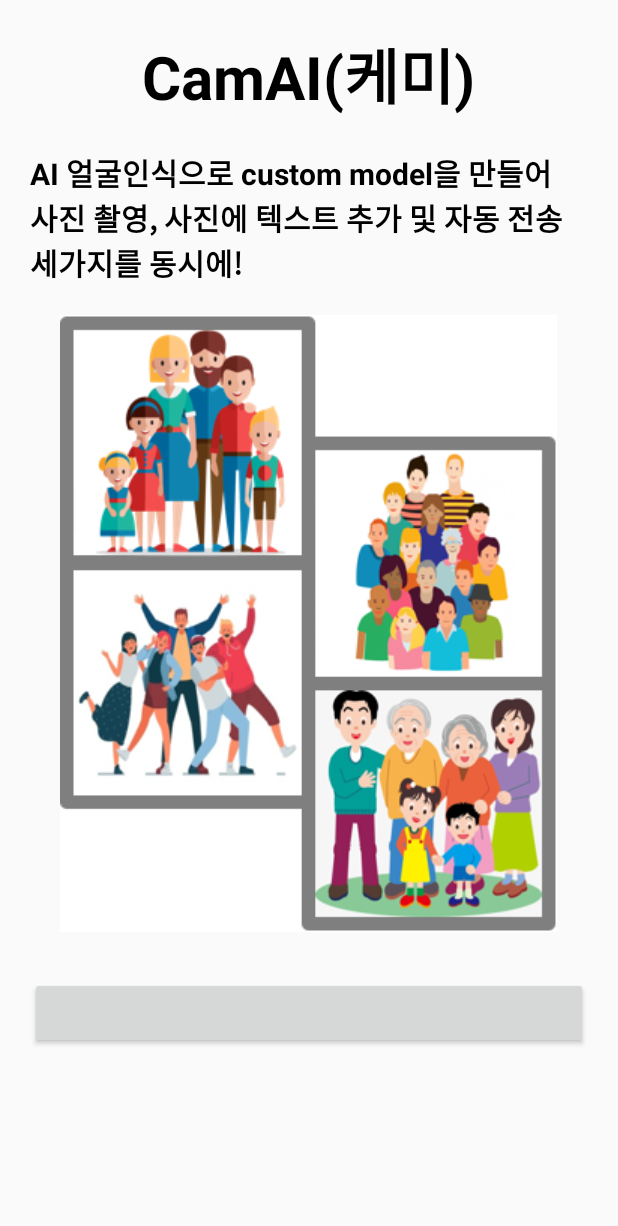
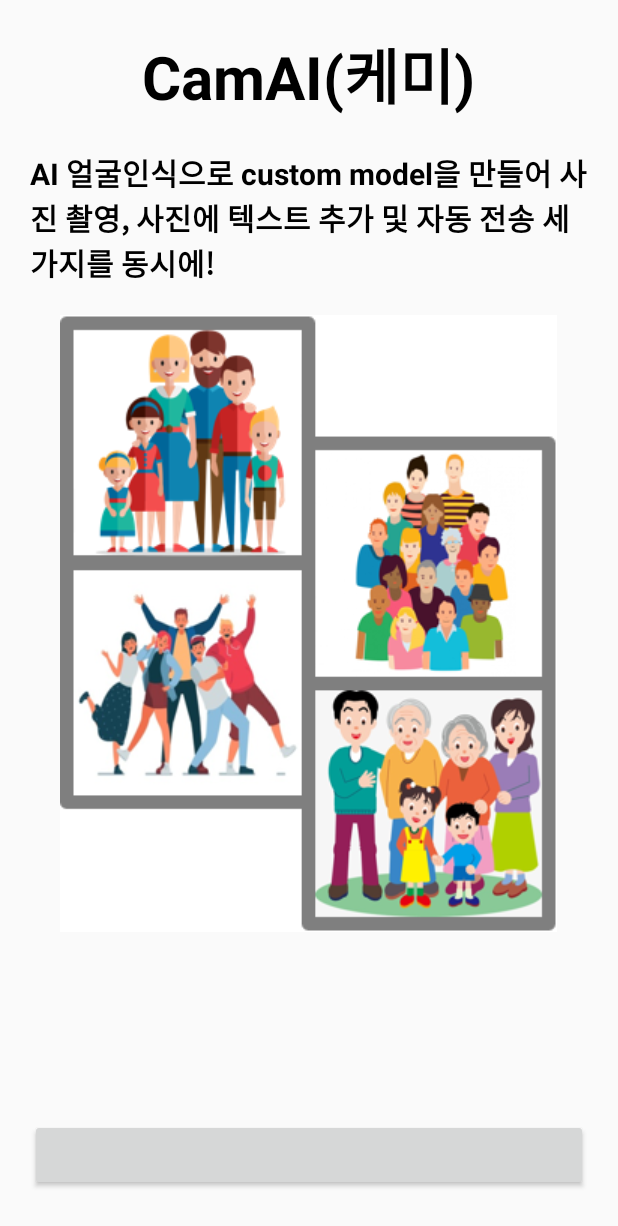
Before and after one commit to Cling-A/three-five, an Android app: the LoginActivity screen opened directly, with no data from a screen before it, on a phone screen of 412 x 824 dp. Shown: the top 1226 px of the screen. Run offline under Robolectric (Android 15) with nearby library versions, the phone set to English and light mode, and no system bars; libraries missing offline, so code that uses them is left out: com.kakao.auth, com.kakao.network, com.kakao.usermgmt, com.kakao.util; plain views replace LoginButton; 2 statements that could not run were skipped.

Commit message:
jhLim / LoginActivity 레이아웃 수정

```diff
--- a/app/src/main/java/com/shinjongwoo/computer/graduateproject/tflite/CustomDialog.kt
+++ b/app/src/main/java/com/shinjongwoo/computer/graduateproject/tflite/CustomDialog.kt
@@ -53,7 +53,7 @@ class CustomDialog(context: Context) {
     private lateinit var listener : MyDialogOKClickedListener
 
     private var paint : Paint?=null
-    private var color : Color ?= null
+    //private var color : Color ?= null
 
     private var oldXvalue = 0f
     private var oldYvalue = 0f
--- a/app/src/main/java/com/shinjongwoo/computer/graduateproject/tflite/ResultActivity.kt
+++ b/app/src/main/java/com/shinjongwoo/computer/graduateproject/tflite/ResultActivity.kt
@@ -104,6 +104,10 @@ class ResultActivity : AppCompatActivity(), View.OnClickListener {
 
 
             val ratio : Float = resultImage.height.toFloat() / capturedImage!!.height.toFloat()
+            val ratio1 : Float = resultImage.width.toFloat() / capturedImage!!.width.toFloat()
+
+            Log.d("T.T", "height ratio : " + ratio)
+            Log.d("T.T", "width ratio : " + ratio1)
 
             var detectBox = DetectBox(uidNickname.get(facesIterator.getString("name")),
                 facesIterator.getString("name"),
--- a/app/src/main/res/layout/login_activity.xml
+++ b/app/src/main/res/layout/login_activity.xml
@@ -5,11 +5,17 @@
     android:id="@+id/container"
     android:layout_width="match_parent"
     android:layout_height="match_parent"
-    tools:context=".LoginActivity" >
+    tools:context=".LoginActivity">
 
     <LinearLayout
         android:layout_width="match_parent"
         android:layout_height="match_parent"
+        android:orientation="vertical">
+
+        <LinearLayout
+            android:layout_width="match_parent"
+            android:layout_height="wrap_content"
+            android:layout_weight="1"
             android:orientation="vertical">
 
             <TextView
@@ -30,7 +36,7 @@
                 android:layout_height="wrap_content"
                 android:layout_gravity="center_horizontal"
                 android:layout_margin="20dp"
-            android:text="AI 얼굴인식으로 custom model을 만들어\n사진 촬영, 사진에 텍스트 추가 및 자동 전송 세가지를 동시에!"
+                android:text="AI 얼굴인식으로 custom model을 만들어 사진 촬영, 사진에 텍스트 추가 및 자동 전송 세가지를 동시에!"
                 android:textColor="@color/color7"
                 android:textSize="20sp"
                 android:textStyle="bold" />
@@ -44,15 +50,17 @@
                 android:adjustViewBounds="true"
                 app:srcCompat="@drawable/image" />
 
+        </LinearLayout>
+
         <com.kakao.usermgmt.LoginButton
             android:id="@+id/com_kakao_login"
             android:layout_width="match_parent"
             android:layout_height="wrap_content"
+            android:layout_gravity="bottom"
             android:layout_marginLeft="20dp"
             android:layout_marginRight="20dp"
             android:layout_marginBottom="30dp"
             android:padding="10dp" />
-
     </LinearLayout>
 
 </FrameLayout>
```
Lines whose indentation alone changed are shown as unchanged.
